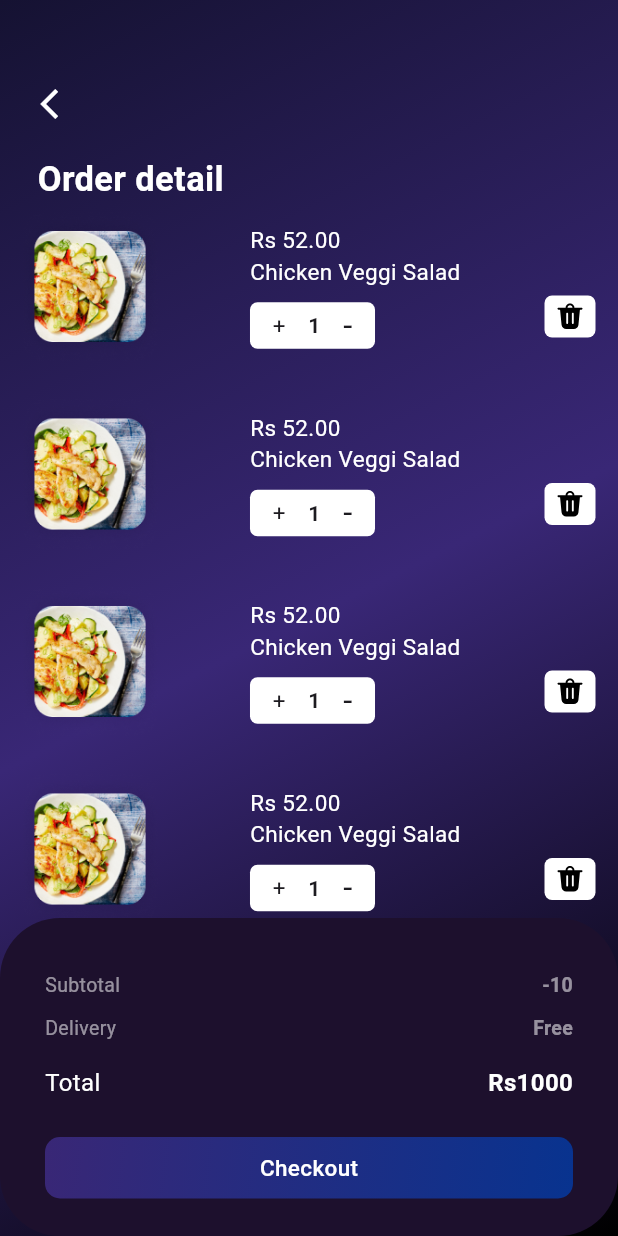
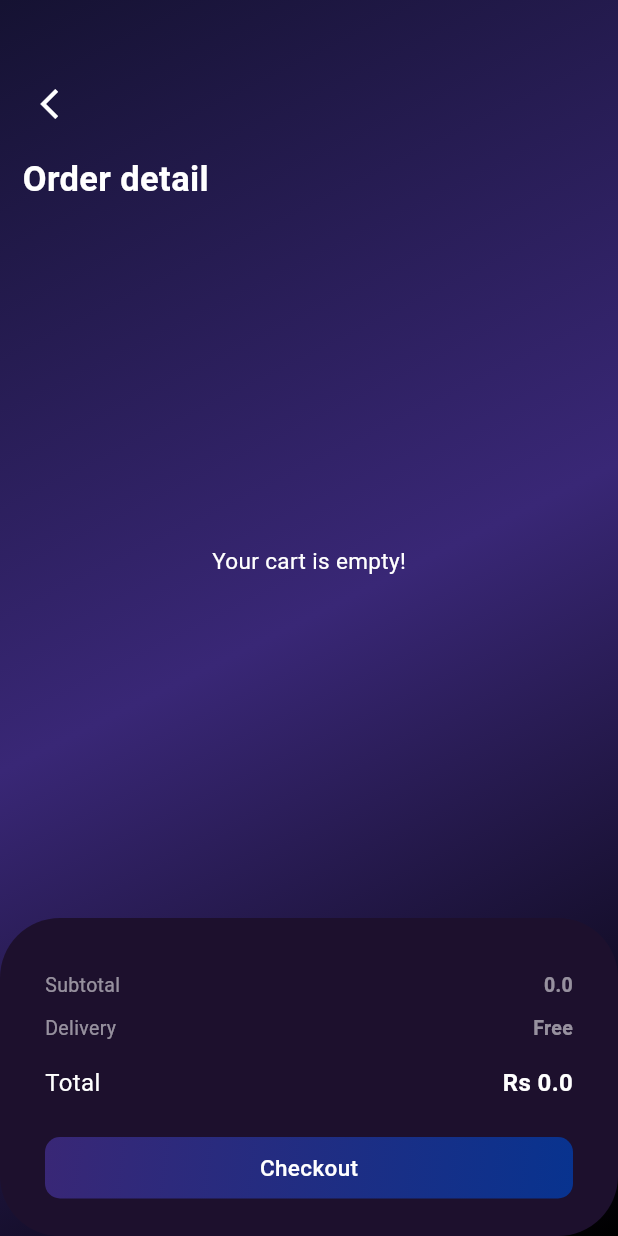
Before and after one commit to Muhammad-Usman08/Final-Hackathon, a Flutter app: the OrderDetailView screen opened directly, on a phone screen of 412 x 824 dp. Run offline on Flutter 3.47's test engine with Material 3 defaults, Android fonts, the light colour scheme and no system bars; our stand-ins replace firebase_auth, firebase_core, flutter_svg, font_awesome_flutter, get; accounts and stored records are empty; network calls fail.

Commit message:
cart done

```diff
--- /dev/null
+++ b/lib/views/menu_screen/cart_model.dart
@@ -0,0 +1,16 @@
+import 'package:get/get.dart';
+
+class CartItem {
+  String name;
+  String image;
+  RxDouble price; // Declare price as RxDouble
+  RxInt quantity; // Declare quantity as RxInt
+
+  CartItem({
+    required this.name,
+    required this.image,
+    required double price, // Take price as a double
+    int quantity = 1, // Default quantity to 1
+  })  : this.price = price.obs, // Initialize price as an observable
+        this.quantity = quantity.obs; // Initialize quantity as an observable
+}
--- a/lib/views/menu_screen/menu_screen_viewmodel.dart
+++ b/lib/views/menu_screen/menu_screen_viewmodel.dart
@@ -1,8 +1,10 @@
 import 'package:get/get.dart';
+import 'package:hackhthon_project/views/menu_screen/cart_model.dart';
 
 class MenuScreenViewmodel extends GetxController {
   RxBool udonChecked = false.obs;
   RxInt quantity = 1.obs;
+  var cartItems = <CartItem>[].obs;
 
   addQuantity() {
     quantity++;
--- a/lib/views/order_detail/order_detail_view.dart
+++ b/lib/views/order_detail/order_detail_view.dart
@@ -1,14 +1,19 @@
 import 'package:flutter/material.dart';
 import 'package:flutter_svg/flutter_svg.dart';
+import 'package:get/get.dart';
 import 'package:hackhthon_project/components/common_button.dart';
 import 'package:hackhthon_project/components/custom_text.dart';
 import 'package:hackhthon_project/utils/constants.dart';
+import 'package:hackhthon_project/views/menu_screen/cart_model.dart';
+import 'package:hackhthon_project/views/order_detail/order_detail_viewmodel.dart'; // Ensure this is imported
 
 class OrderDetailView extends StatelessWidget {
   const OrderDetailView({super.key});
 
   @override
   Widget build(BuildContext context) {
+    final cartController = Get.find<CartController>();
+
     return Scaffold(
       body: Container(
         width: double.infinity,
@@ -28,158 +33,159 @@ class OrderDetailView extends StatelessWidget {
                 padding: const EdgeInsets.only(
                     left: screenPadding, top: screenPadding),
                 child: IconButton(
-                      onPressed: () {},
-                      icon: const Icon(Icons.arrow_back_ios,
-                          color: Colors.white)),
+                  onPressed: () => Get.back(),
+                  icon: const Icon(Icons.arrow_back_ios, color: Colors.white),
+                ),
               ),
               const SizedBox(height: 10),
-                Padding(
-                  padding: const EdgeInsets.only(left: screenPadding),
-                  child: Container(
-                    margin: const EdgeInsets.only(left: 10),
-                    child: const CustomText(
+              const Padding(
+                padding: EdgeInsets.only(left: screenPadding),
+                child: CustomText(
                   text: 'Order detail',
                   weight: FontWeight.bold,
                   fontSize: 23,
                   color: Colors.white,
                 ),
               ),
+              Expanded(
+                child: Obx(() {
+                  if (cartController.cartItems.isEmpty) {
+                    return const Center(
+                      child: CustomText(
+                        text: 'Your cart is empty!',
+                        color: Colors.white,
                       ),
-                Expanded(
-                  child: ListView.builder(
-                      itemCount: 10,
-                      shrinkWrap: true,
+                    );
+                  }
+
+                  return ListView.builder(
+                    itemCount: cartController.cartItems.length,
                     itemBuilder: (context, index) {
+                      final item = cartController.cartItems[index];
                       return Padding(
-                          padding: const EdgeInsets.symmetric(horizontal: screenPadding,vertical: 5),
+                        padding: const EdgeInsets.symmetric(
+                            horizontal: screenPadding, vertical: 5),
                         child: Container(
                           margin: const EdgeInsets.only(bottom: 15),
-                            child: Column(
-                              children: [
-                                Row(
-                                  mainAxisAlignment:
-                                      MainAxisAlignment.spaceBetween,
+                          child: Row(
+                            mainAxisAlignment: MainAxisAlignment.spaceBetween,
                             children: [
                               Container(
-                                      width: MediaQuery.of(context).size.width *
-                                          0.22,
+                                width: MediaQuery.of(context).size.width * 0.22,
                                 height: 100,
                                 decoration: BoxDecoration(
                                   borderRadius: BorderRadius.circular(15),
                                 ),
                                 child: ClipRRect(
-                                        borderRadius: BorderRadius.circular(
-                                            15),
-                                        child: Image.asset(
-                                          'assets/images/product image.png',
-                                          fit: BoxFit
-                                              .cover,
+                                  borderRadius: BorderRadius.circular(15),
+                                  child: Image.network(
+                                    item.image,
+                                    fit: BoxFit.cover,
                                   ),
                                 ),
                               ),
-                                    Container(
-                                      margin: const EdgeInsets.only(left: 5),
-                                      child: Column(
-                                        crossAxisAlignment:
-                                            CrossAxisAlignment.start,
+                              Column(
+                                crossAxisAlignment: CrossAxisAlignment.start,
                                 children: [
-                                          const CustomText(
-                                            text: "Rs 52.00",
+                                  Obx(() => CustomText(
+                                        text:
+                                            "Rs ${item.price.value * item.quantity.value}", // Make sure this updates reactively
+                                        color: Colors.white,
+                                      )),
+                                  CustomText(
+                                    text: item.name,
                                     color: Colors.white,
                                   ),
-                                          const CustomText(
-                                            text: 'Chicken Veggi Salad',
-                                            color: Colors.white,
-                                          ),
-                                          SizedBox(height: 10),
+                                  const SizedBox(height: 10),
                                   Container(
                                     padding: const EdgeInsets.symmetric(
                                         horizontal: 15, vertical: 0),
                                     decoration: BoxDecoration(
                                       color: Colors.white,
-                                              borderRadius:
-                                                  BorderRadius.circular(5),
+                                      borderRadius: BorderRadius.circular(5),
                                     ),
                                     child: Row(
                                       children: [
                                         InkWell(
-                                                  onTap: () {},
-                                                  child: const Text(
-                                                    '+',
-                                                    style:
-                                                        TextStyle(fontSize: 15),
-                                                  ),
+                                          onTap: () {
+                                            cartController.addQuantity(item);
+                                          },
+                                          child: const Text('+',
+                                              style: TextStyle(fontSize: 15)),
                                         ),
                                         Container(
-                                                    margin: const EdgeInsets
-                                                        .symmetric(
+                                          margin: const EdgeInsets.symmetric(
                                               horizontal: 15),
-                                                    child: const Text(
-                                                      '1',
-                                                      style: TextStyle(
+                                          child: Obx(() => Text(
+                                                item.quantity.value.toString(),
+                                                style: const TextStyle(
                                                     fontWeight:
-                                                            FontWeight.w600,
+                                                        FontWeight.w600),
+                                              )),
                                         ),
-                                                    )),
                                         GestureDetector(
-                                                  onTap: () {},
-                                                  child: const Text(
-                                                    '-',
-                                                    style:
-                                                        TextStyle(fontSize: 22),
-                                                  ),
+                                          onTap: () {
+                                            cartController
+                                                .decreaseQuantity(item);
+                                          },
+                                          child: const Text('-',
+                                              style: TextStyle(fontSize: 22)),
                                         ),
                                       ],
                                     ),
                                   )
                                 ],
                               ),
+                              GestureDetector(
+                                onTap: () {
+                                  cartController.removeItem(item);
+                                },
+                                child: Container(
+                                  decoration: BoxDecoration(
+                                    borderRadius: BorderRadius.circular(5),
+                                    color: Colors.white,
                                   ),
-                                    Container(
-                                      decoration: BoxDecoration(
-                                          borderRadius:
-                                              BorderRadius.circular(5),
-                                          color: Colors.white),
-                                      margin: EdgeInsets.only(top: 40),
+                                  margin: const EdgeInsets.only(top: 40),
                                   width: 34,
                                   height: 28,
-                                      padding: EdgeInsets.all(4),
+                                  padding: const EdgeInsets.all(4),
                                   child: SvgPicture.asset(
                                       'assets/svg-icons/delete.svg'),
+                                ),
                               )
                             ],
                           ),
-                              ],
                         ),
-                          ),
+                      );
+                    },
                   );
                 }),
               ),
               Container(
                 decoration: BoxDecoration(
-                      color: Color(0xff1D102D),
-                      borderRadius: BorderRadius.circular(40)),
+                  color: const Color(0xff1D102D),
+                  borderRadius: BorderRadius.circular(40),
+                ),
                 padding:
                     const EdgeInsets.symmetric(vertical: 25, horizontal: 30),
                 child: Column(
                   children: [
-                      paymentSummary('-10', "Subtotal"),
+                    paymentSummary(
+                        cartController.totalPrice.toString(), "Subtotal"),
                     paymentSummary('Free', "Delivery"),
                     const SizedBox(height: 15),
-                      const Row(
+                    Row(
                       children: [
-                          CustomText(
+                        const CustomText(
+                            fontSize: 16, text: 'Total', color: Colors.white),
+                        const Spacer(),
+                        Obx(() => CustomText(
                               fontSize: 16,
-                            text: 'Total',
-                            color: Colors.white,
-                          ),
-                          Spacer(),
-                          CustomText(
-                            fontSize: 16,
-                            text: 'Rs1000',
+                              text:
+                                  'Rs ${cartController.totalPrice}', // Ensure totalPrice is observable
                               weight: FontWeight.bold,
                               color: Colors.white,
-                          )
+                            )),
                       ],
                     ),
                     Container(
@@ -187,36 +193,37 @@ class OrderDetailView extends StatelessWidget {
                       child: Center(
                         child: CommonButton(
                           title: 'Checkout',
-                            onPressed: () {},
+                          onPressed: () {
+                            // Add checkout functionality here
+                          },
                         ),
                       ),
-                      )
+                    ),
                   ],
                 ),
-                )
+              ),
             ],
           ),
-          )),
+        ),
+      ),
     );
   }
 
   Widget paymentSummary(String charges, String chargesName) {
-    return (Container(
+    return Container(
       margin: const EdgeInsets.only(top: 10),
       child: Row(
         mainAxisAlignment: MainAxisAlignment.spaceBetween,
         children: [
           Text(chargesName,
               style: TextStyle(fontSize: 13, color: Colors.white54)),
-          Text(
-            charges,
+          Text(charges,
               style: const TextStyle(
                   fontSize: 13,
                   fontWeight: FontWeight.w600,
-                color: Colors.white54),
-          ),
+                  color: Colors.white54)),
         ],
       ),
-    ));
+    );
   }
 }
```
Also changed, not shown: lib/views/menu_screen/menu_screen_view.dart (+14 -0 lines), lib/views/order_detail/order_detail_viewmodel.dart (+53 -0 lines). Lines whose indentation alone changed are shown as unchanged.
